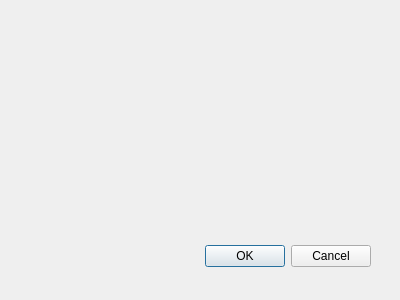
hmatuschek/qdmr, file src/settingsdialog.ui: the form before one commit.
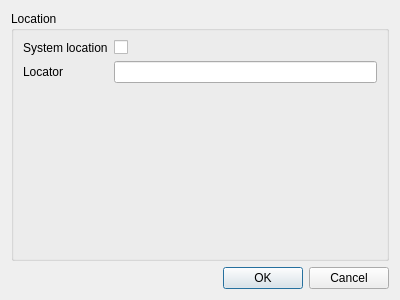
The form after the commit.

The edit to the form file:
```diff
--- a/src/settingsdialog.ui
+++ b/src/settingsdialog.ui
@@ -15,22 +15,51 @@
   <property name="windowTitle" >
    <string>Dialog</string>
   </property>
-  <widget class="QDialogButtonBox" name="buttonBox" >
-   <property name="geometry" >
-    <rect>
-     <x>30</x>
-     <y>240</y>
-     <width>341</width>
-     <height>32</height>
-    </rect>
-   </property>
-   <property name="orientation" >
-    <enum>Qt::Horizontal</enum>
-   </property>
-   <property name="standardButtons" >
-    <set>QDialogButtonBox::Cancel|QDialogButtonBox::Ok</set>
-   </property>
-  </widget>
+  <layout class="QVBoxLayout" name="verticalLayout">
+   <item>
+    <widget class="QGroupBox" name="groupBox">
+     <property name="title">
+      <string>Location</string>
+     </property>
+     <layout class="QFormLayout" name="formLayout">
+      <item row="0" column="0">
+       <widget class="QLabel" name="label">
+        <property name="text">
+         <string>System location</string>
+        </property>
+       </widget>
+      </item>
+      <item row="0" column="1">
+       <widget class="QCheckBox" name="queryLocation">
+        <property name="text">
+         <string/>
+        </property>
+       </widget>
+      </item>
+      <item row="1" column="0">
+       <widget class="QLabel" name="label_2">
+        <property name="text">
+         <string>Locator</string>
+        </property>
+       </widget>
+      </item>
+      <item row="1" column="1">
+       <widget class="QLineEdit" name="locatorEntry"/>
+      </item>
+     </layout>
+    </widget>
+   </item>
+   <item>
+    <widget class="QDialogButtonBox" name="buttonBox">
+     <property name="orientation">
+      <enum>Qt::Horizontal</enum>
+     </property>
+     <property name="standardButtons">
+      <set>QDialogButtonBox::Cancel|QDialogButtonBox::Ok</set>
+     </property>
+    </widget>
+   </item>
+  </layout>
  </widget>
  <pixmapfunction></pixmapfunction>
  <resources/>
```
Left out of the diff: 29 changed lines with no effect on the pictures.
